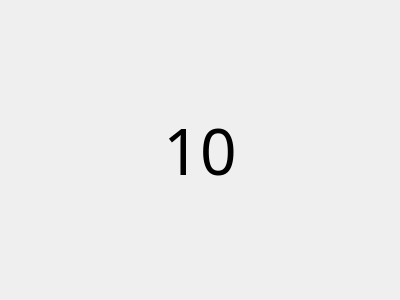
Qt form EyeLeoX/EyeLeoX/ShortBreakWidget.ui (Goclis/EyeLeoX) before a commit.
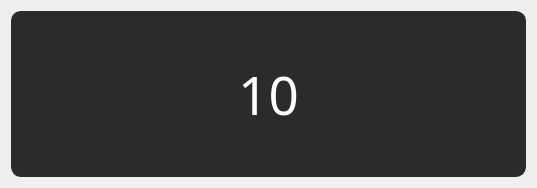
The same form after that commit.

Commit message: 改进了ShortBreak的界面

```diff
--- a/EyeLeoX/EyeLeoX/ShortBreakWidget.ui
+++ b/EyeLeoX/EyeLeoX/ShortBreakWidget.ui
@@ -6,8 +6,8 @@
    <rect>
     <x>0</x>
     <y>0</y>
-    <width>400</width>
-    <height>300</height>
+    <width>537</width>
+    <height>188</height>
    </rect>
   </property>
   <property name="windowTitle">
@@ -19,9 +19,17 @@
      <property name="font">
       <font>
        <family>微软雅黑</family>
-       <pointsize>48</pointsize>
+       <pointsize>40</pointsize>
       </font>
      </property>
+     <property name="styleSheet">
+      <string notr="true">background-color: rgb(43, 43, 43);
+border-radius:10px;
+border:1px solid rgb(43,43,43);
+color:white;
+padding-left:15px;
+padding-right:15px;</string>
+     </property>
      <property name="text">
       <string>10</string>
      </property>
```
Left out of the diff: 3 changed lines with no effect on the pictures. The commit also changes 4 other files.
